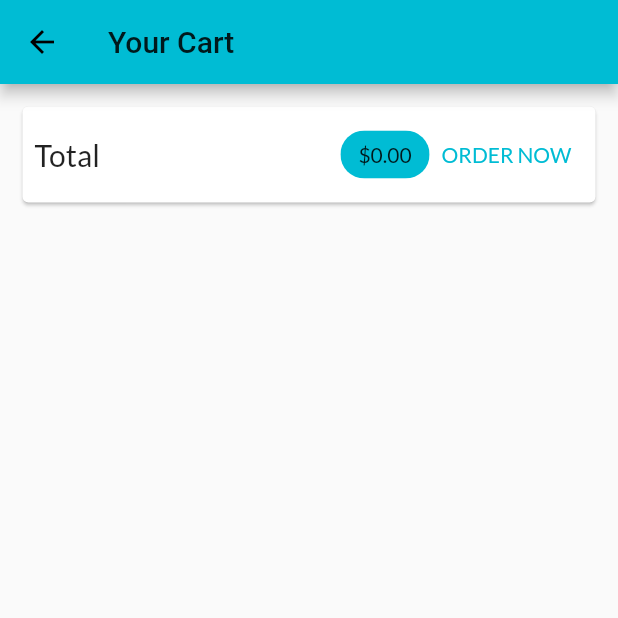
After one commit to CharwekarAkshay/flutter_shop_app, a Flutter app: the CartScreen screen opened by its route, on a phone screen of 412 x 824 dp, the top half of it. The commit adds this screen. Run offline on Flutter 3.47's test engine with Material 2 defaults, Android fonts, the phone set to English and light mode, and no system bars; our stand-ins replace google_fonts; network calls fail.

Commit message:
Done with card functionality

```diff
--- a/lib/main.dart
+++ b/lib/main.dart
@@ -1,6 +1,7 @@
 import 'package:flutter/material.dart';
 import 'package:google_fonts/google_fonts.dart';
 import 'package:provider/provider.dart';
+import 'package:shop_app/screens/cart_screen.dart';
 import 'package:shop_app/screens/product_detail_screen.dart';
 import 'package:shop_app/screens/product_overview_screen.dart';
 
@@ -32,6 +33,7 @@ class MyApp extends StatelessWidget {
       home: ProductOverviewScreen(),
       routes: {
         ProductDetailScreen.routeName: (context) => ProductDetailScreen(),
+        CartScreen.routeName: (context) => CartScreen(),
       },
     );
   }
--- /dev/null
+++ b/lib/screens/cart_screen.dart
@@ -0,0 +1,74 @@
+import 'package:flutter/material.dart';
+import 'package:provider/provider.dart';
+import 'package:shop_app/providers/cart.dart' show Cart;
+import 'package:shop_app/providers/orders.dart';
+import 'package:shop_app/widgets/cart_item.dart';
+
+class CartScreen extends StatelessWidget {
+  static const routeName = '/cart';
+
+  const CartScreen({Key? key}) : super(key: key);
+
+  @override
+  Widget build(BuildContext context) {
+    final cart = Provider.of<Cart>(context);
+    return Scaffold(
+      appBar: AppBar(
+        title: Text("Your Cart"),
+      ),
+      body: Column(
+        children: [
+          Card(
+            margin: EdgeInsets.all(15),
+            child: Padding(
+              padding: EdgeInsets.all(8),
+              child: Row(
+                mainAxisAlignment: MainAxisAlignment.spaceBetween,
+                children: <Widget>[
+                  Text(
+                    'Total',
+                    style: TextStyle(fontSize: 20),
+                  ),
+                  Spacer(),
+                  Chip(
+                    label: Text(
+                      '\$${cart.totalAmount.toStringAsFixed(2)}',
+                      style: TextStyle(
+                        color:
+                            Theme.of(context).primaryTextTheme.headline6?.color,
+                      ),
+                    ),
+                    backgroundColor: Theme.of(context).primaryColor,
+                  ),
+                  TextButton(
+                    child: Text('ORDER NOW'),
+                    onPressed: () {
+                      Provider.of<Orders>(context, listen: false).addOrder(
+                        cart.items.values.toList(),
+                        cart.totalAmount,
+                      );
+                      cart.clear();
+                    },
+                  )
+                ],
+              ),
+            ),
+          ),
+           SizedBox(height: 10),
+          Expanded(
+            child: ListView.builder(
+              itemCount: cart.items.length,
+              itemBuilder: (ctx, i) => CartItem(
+                    id: cart.items.values.toList()[i].id,
+                    productId: cart.items.keys.toList()[i],
+                    price: cart.items.values.toList()[i].price,
+                    quantity: cart.items.values.toList()[i].quantity,
+                    title: cart.items.values.toList()[i].title,
+                  ),
+            ),
+          )
+        ],
+      ),
+    );
+  }
+}
--- a/lib/screens/product_overview_screen.dart
+++ b/lib/screens/product_overview_screen.dart
@@ -1,5 +1,6 @@
 import 'package:flutter/material.dart';
 import 'package:provider/provider.dart';
+import 'package:shop_app/screens/cart_screen.dart';
 import 'package:shop_app/widgets/app_drawer.dart';
 import 'package:shop_app/widgets/product_grid.dart';
 
@@ -58,7 +59,7 @@ class _ProductOverviewScreenState extends State<ProductOverviewScreen> {
                 Icons.shopping_cart,
               ),
               onPressed: () {
-                // Navigator.of(context).pushNamed(CartScreen.routeName);
+                Navigator.of(context).pushNamed(CartScreen.routeName);
               },
             ),
           ),
```
Also changed, not shown: lib/widgets/cart_item.dart (added, +82 -0 lines).
